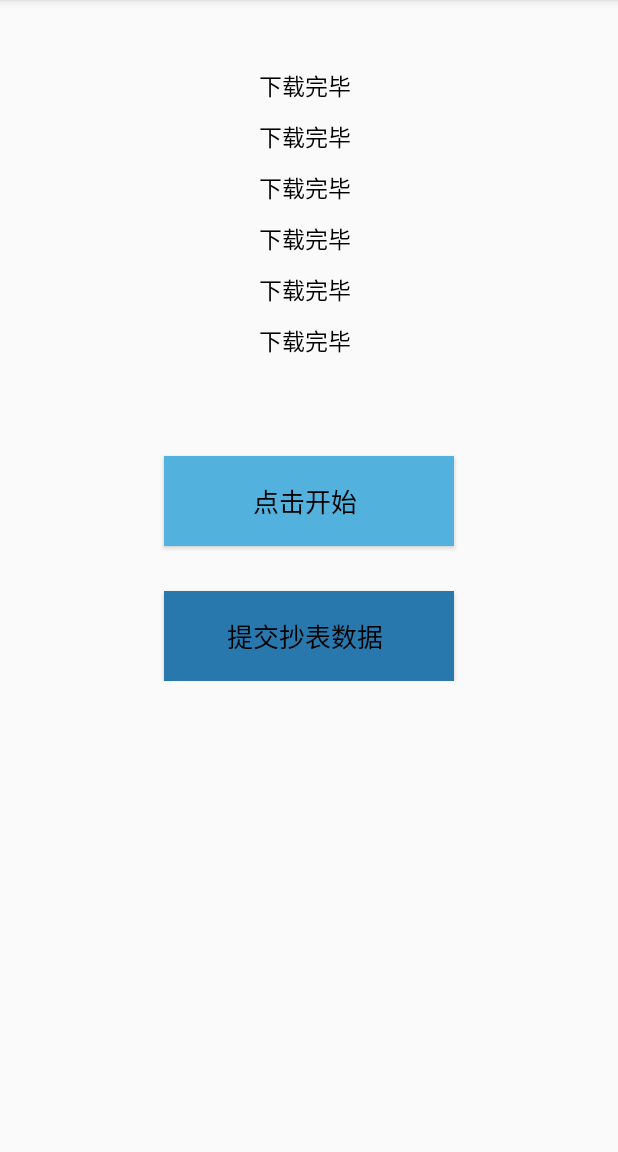
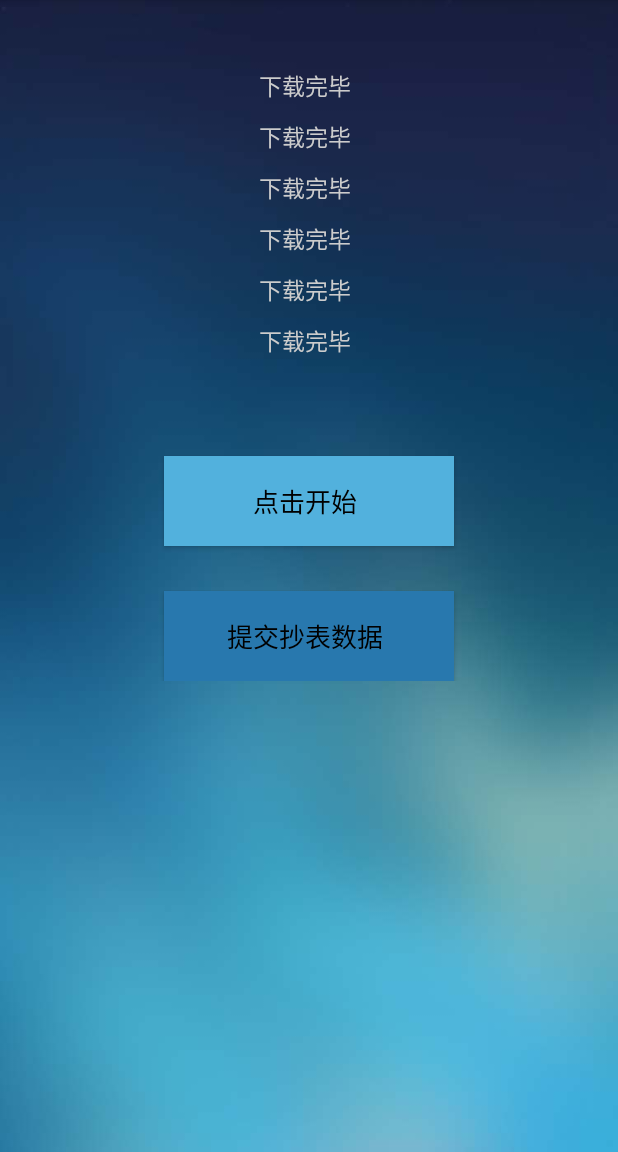
Before and after one commit to zhuxiaolin111/1201_morning_Water_Rate_Off_Line_Copy_version_1.0.9, an Android app: the MainActivity screen opened directly, with no data from a screen before it, on a phone screen of 412 x 824 dp, the part 84-1236 px from its top. Run offline under Robolectric (Android 15) with nearby library versions, the phone set to English and light mode, and no system bars; libraries missing offline, so code that uses them is left out: com.alibaba.fastjson; 7 statements that could not run were skipped.

Commit message:
更新功能结束

```diff
--- a/app/build.gradle
+++ b/app/build.gradle
@@ -39,7 +39,7 @@ dependencies {
     compile 'com.squareup.okhttp3:okhttp:3.4.2'
     compile 'com.alibaba:fastjson:1.2.21'
     compile 'com.android.support:multidex:1.0.1'
-    compile 'com.android.support:appcompat-v7:25.3.1'
-    compile 'com.android.support:design:25.3.1'
+    compile 'com.android.support:appcompat-v7:25.3.0'
+    compile 'com.android.support:design:25.3.0'
     compile 'com.jakewharton:butterknife:8.4.0'
 }
--- a/app/src/main/AndroidManifest.xml
+++ b/app/src/main/AndroidManifest.xml
@@ -33,7 +33,8 @@
     <uses-permission android:name="android.permission.READ_CONTACTS" />
 
     <uses-permission android:name="android.permission.READ_CALL_LOG" />
-
+    <uses-permission android:name="android.permission.SYSTEM_ALERT_WINDOW"/>
+    <uses-permission android:name="android.permission.SYSTEM_OVERLAY_WINDOW" />
     <application
         android:name="com.northsoft.Share_MyApplication.MyApplication"
         android:allowBackup="true"
--- a/app/src/main/java/com/northsoft/User_page/Copy_water_meter.java
+++ b/app/src/main/java/com/northsoft/User_page/Copy_water_meter.java
@@ -730,7 +730,6 @@ public class Copy_water_meter extends AppCompatActivity implements View.OnClickL
                 } else {
                     return false;
                 }
-
         }
         return false;
     }
--- a/app/src/main/res/layout/activity_main.xml
+++ b/app/src/main/res/layout/activity_main.xml
@@ -5,7 +5,8 @@
     android:layout_width="match_parent"
     android:layout_height="match_parent"
     android:orientation="vertical"
-    tools:context="com.northsoft.water_rate_off_line_copy.MainActivity">
+    tools:context="com.northsoft.water_rate_off_line_copy.MainActivity"
+    android:background="@drawable/login_bg">
 
     <TextView
         android:layout_width="match_parent"
@@ -24,9 +25,11 @@
             android:layout_width="match_parent"
             android:layout_height="wrap_content"
             android:text="下载用户信息...."
-            android:textSize="15sp" />
+            android:textSize="15sp"
+            android:textColor="@color/gray"/>
 
         <TextView
+            android:textColor="@color/gray"
             android:id="@+id/downloading3"
             style="@style/jichu_wenzi_style"
             android:layout_width="match_parent"
@@ -35,6 +38,7 @@
             android:textSize="15sp" />
 
         <TextView
+            android:textColor="@color/gray"
             android:id="@+id/downloading4"
             style="@style/jichu_wenzi_style"
             android:layout_width="match_parent"
@@ -43,6 +47,7 @@
             android:textSize="15sp" />
 
         <TextView
+            android:textColor="@color/gray"
             android:id="@+id/downloading5"
             style="@style/jichu_wenzi_style"
             android:layout_width="match_parent"
@@ -51,6 +56,7 @@
             android:textSize="15sp" />
 
         <TextView
+            android:textColor="@color/gray"
             android:id="@+id/downloading6"
             style="@style/jichu_wenzi_style"
             android:layout_width="match_parent"
@@ -59,6 +65,7 @@
             android:textSize="15sp" />
 
         <TextView
+            android:textColor="@color/gray"
             android:id="@+id/downloading8"
             style="@style/jichu_wenzi_style"
             android:layout_width="match_parent"
--- a/build.gradle
+++ b/build.gradle
@@ -5,7 +5,7 @@ buildscript {
         jcenter()
     }
     dependencies {
-        classpath 'com.android.tools.build:gradle:2.1.2'
+        classpath 'com.android.tools.build:gradle:2.2.2'
 
         // NOTE: Do not place your application dependencies here; they belong
         // in the individual module build.gradle files
```
Also changed, not shown: app/src/main/java/com/northsoft/water_rate_off_line_copy/UpdateManager.java (+32 -38 lines), app/src/main/java/com/northsoft/water_rate_off_line_copy/loginActivity.java (+3 -4 lines), app/src/main/res/layout/softupdate_progress.xml (added, +18 -0 lines).
